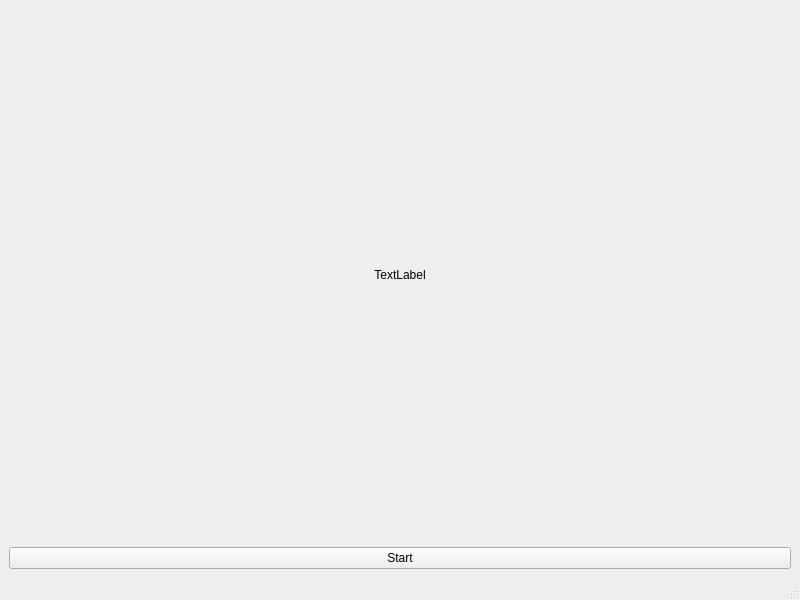
This is mainwindow.ui in OldBoots/GRI_Lab1 as Qt 5 draws it before an edit. The edited form follows.
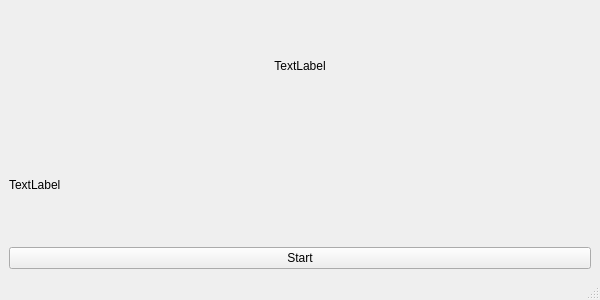
This is the edited form.

Diff of the .ui file:
```diff
--- a/mainwindow.ui
+++ b/mainwindow.ui
@@ -6,8 +6,8 @@
    <rect>
     <x>0</x>
     <y>0</y>
-    <width>800</width>
-    <height>600</height>
+    <width>600</width>
+    <height>300</height>
    </rect>
   </property>
   <property name="windowTitle">
@@ -27,6 +27,13 @@
         </property>
        </widget>
       </item>
+      <item>
+       <widget class="QLabel" name="label_2">
+        <property name="text">
+         <string>TextLabel</string>
+        </property>
+       </widget>
+      </item>
       <item>
        <widget class="QPushButton" name="pushButton">
         <property name="text">
```
Left out of the diff: 2 changed lines with no effect on the pictures.
